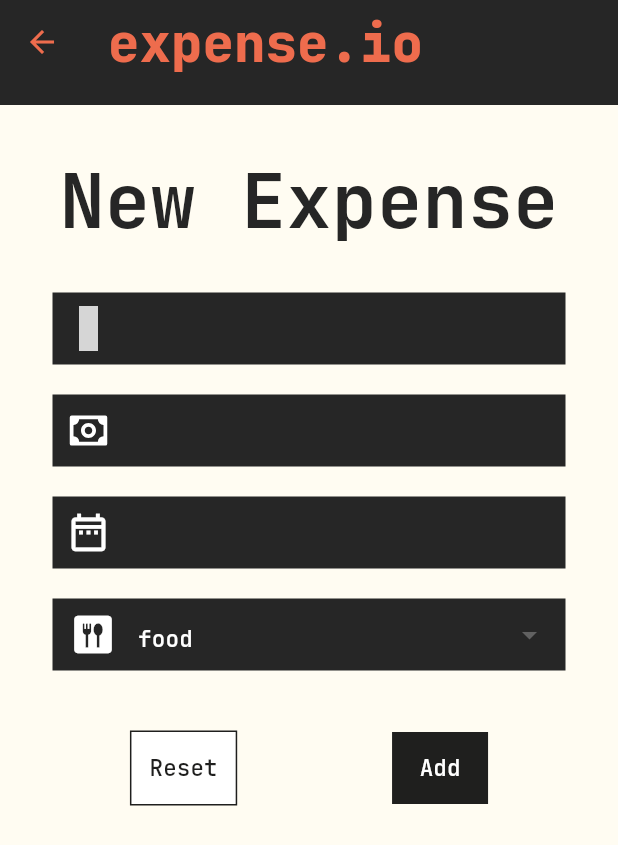
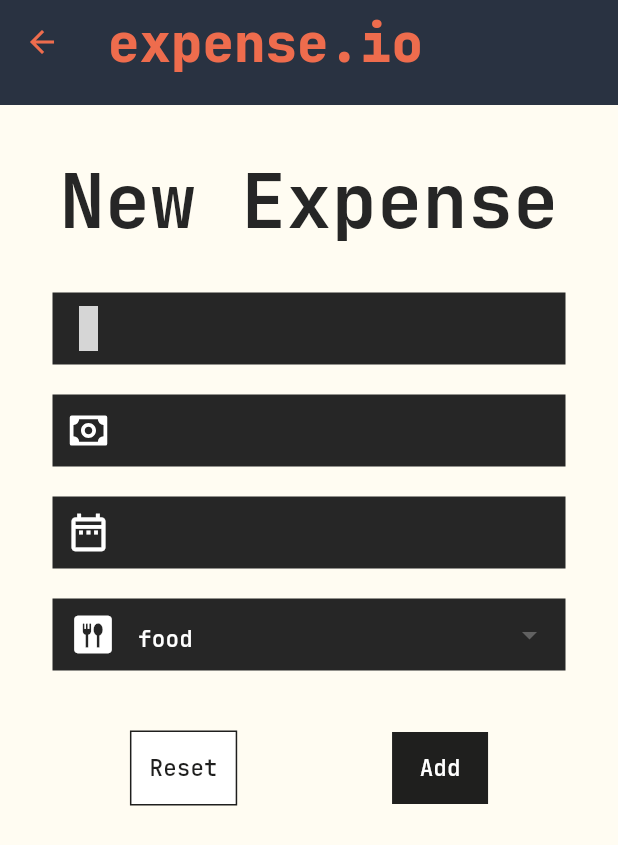
Before and after one commit to all-coder/expense.io, a Flutter app: the ExpenseAdd screen opened directly with empty values, on a phone screen of 412 x 824 dp. Shown: the top 845 px of the screen. Run offline on Flutter 3.47's test engine with Material 3 defaults, Android fonts, the phone set to English and light mode, and no system bars; our stand-ins replace flutter_dotenv, google_fonts, icons_plus; grey boxes are pictures that could not be loaded.

Commit message:
changed the backgroud color

```diff
--- a/lib/screens/expense_add.dart
+++ b/lib/screens/expense_add.dart
@@ -84,7 +84,7 @@ class _ExpenseAddState extends State<ExpenseAdd> {
               color: const Color(0xffee6c4d),
             ),
           ),
-          backgroundColor: const Color(0xff262626),
+          backgroundColor: const Color(0xff293241),
         ),
       ),
       body: Container(
```
